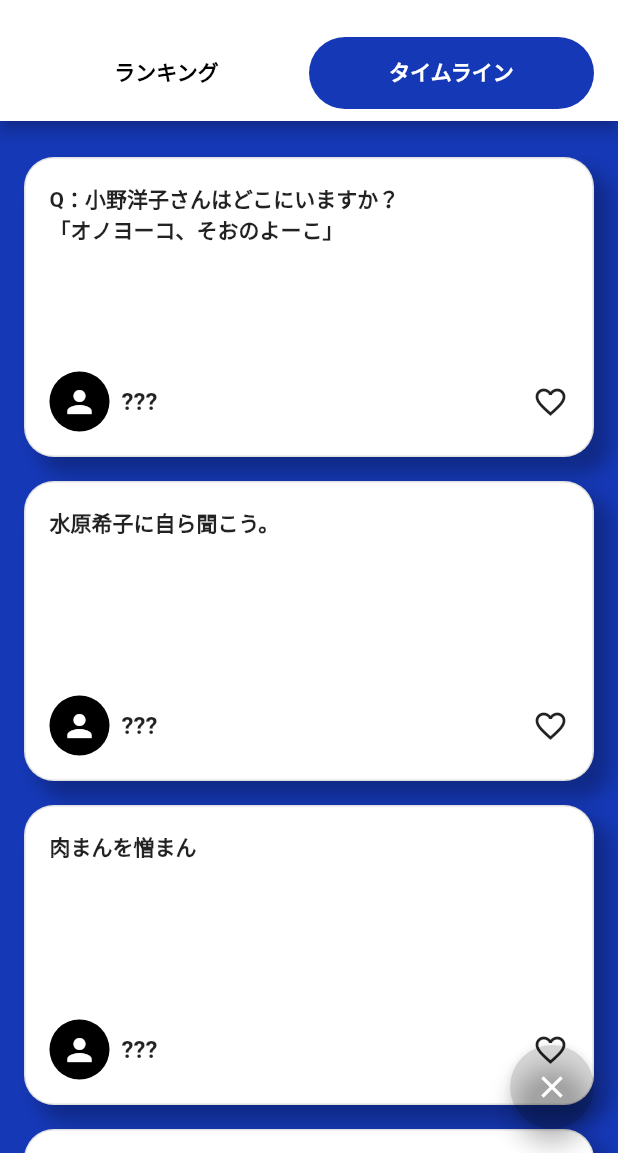
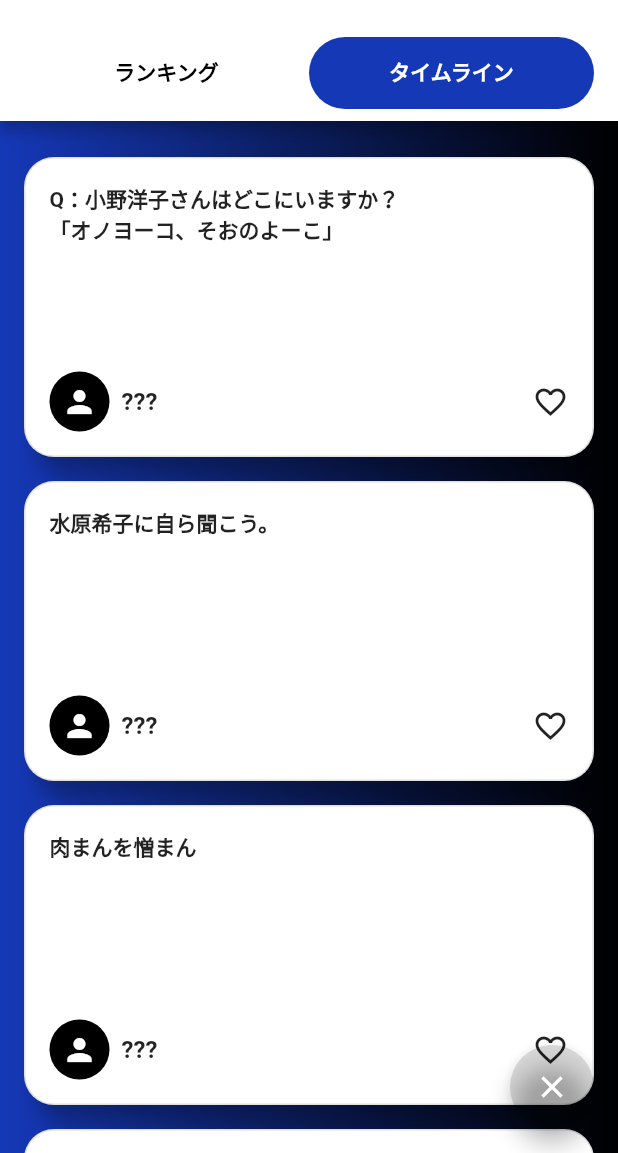
Before and after one commit to hideokawahara/tatsujin_guild, a Flutter app: the TimeLinePage screen opened directly, tab 2 chosen, on a phone screen of 412 x 824 dp, the part 83-1236 px from its top. Run offline on Flutter 3.47's test engine with Material 2 defaults, Android fonts, the phone set to English and light mode, and no system bars; network calls fail.

Commit message:
feat: 背景グラデーション追加

```diff
--- a/lib/pages/time_line_page.dart
+++ b/lib/pages/time_line_page.dart
@@ -25,8 +25,23 @@ class TimeLinePage extends StatelessWidget {
       create: (_) => TimeLineViewModel(),
       child: DefaultTabController(
         length: 2,
+        child: Container(
+          decoration: const BoxDecoration(
+            gradient: LinearGradient(
+              begin: FractionalOffset.centerLeft,
+              end: FractionalOffset.centerRight,
+              colors: [
+                AppColors.mainAppColor,
+                Colors.black,
+              ],
+              stops: [
+                0.0,
+                1.0,
+              ],
+            ),
+          ),
           child: Scaffold(
-          backgroundColor: AppColors.mainAppColor,
+            backgroundColor: Colors.transparent,
             appBar: AppBar(
               backgroundColor: AppColors.defaultBackGroundColor,
               title: const Text(
@@ -83,6 +98,7 @@ class TimeLinePage extends StatelessWidget {
                   );
                 }
               },
+            ),
           ),
         ),
       ),
--- a/lib/resources/app_colors.dart
+++ b/lib/resources/app_colors.dart
@@ -6,8 +6,6 @@ class AppColors {
   static const defaultInactiveColor = Colors.grey;
   static const defaultActiveColor = Colors.black;
   static const mainAppColor = Color(0xFF1538B7);
-  static const lightBlueBackGroundColor = Color(0xFFC3FAFC);
-  static const buttonColor = Color(0xFF488BC5);
 
   /// タブの色設定
   // tabのアクティブカラーは要らないかもしれない
@@ -16,6 +14,5 @@ class AppColors {
   static const tabInactiveTextColor = Colors.black;
 
   // 設定画面の設定
-  //Todo: 定数にしたい
   static const settingsBackGroundColor = Color(0xFFEEEEEE);
 }
```
Also changed, not shown: lib/widgets/logo.dart (+17 -1 lines). Lines whose indentation alone changed are shown as unchanged.
